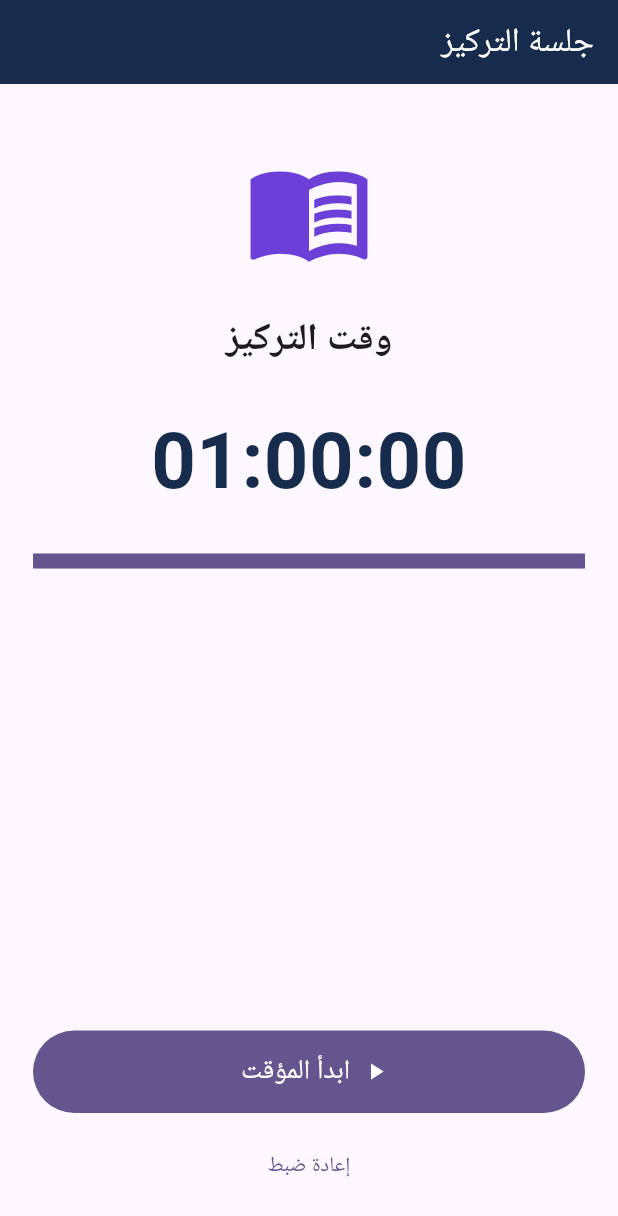
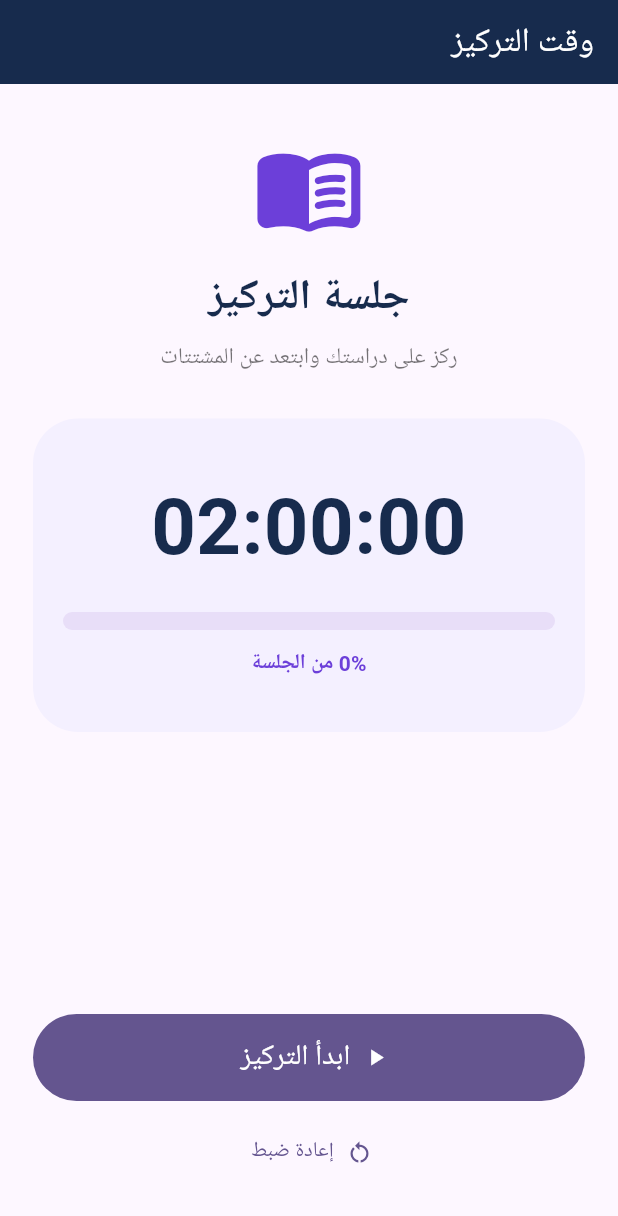
Before and after one commit to sbwrtly06-ship-it/almutafawiq, a Flutter app: the FocusScreen widget shown alone on an empty page, opened directly, on a phone screen of 412 x 824 dp. Shown: the top 1216 px of the screen. Run offline on Flutter 3.47's test engine with Material 3 defaults, Android fonts, the phone set to English and light mode, and no system bars; our stand-ins replace shared_preferences; accounts and stored records are empty; Roboto replaces fonts that are missing (Arial).

Commit message:
Improve focus timer and save study sessions

```diff
--- a/lib/main.dart
+++ b/lib/main.dart
@@ -427,10 +427,35 @@ class FocusScreen extends StatefulWidget {
 
 class _FocusScreenState extends State<FocusScreen> {
   Timer? timer;
-  int seconds = 60 * 60;
+
+  int totalSeconds = 120 * 60;
+  int remainingSeconds = 120 * 60;
+
   bool running = false;
+  bool loaded = false;
 
-  void toggle() {
+  @override
+  void initState() {
+    super.initState();
+    loadDuration();
+  }
+
+  Future<void> loadDuration() async {
+    final prefs = await SharedPreferences.getInstance();
+    final minutes = prefs.getInt('daily_goal_minutes') ?? 120;
+
+    if (!mounted) return;
+
+    setState(() {
+      totalSeconds = minutes * 60;
+      remainingSeconds = totalSeconds;
+      loaded = true;
+    });
+  }
+
+  void toggleTimer() {
+    if (!loaded) return;
+
     if (running) {
       timer?.cancel();
       setState(() => running = false);
@@ -440,34 +465,70 @@ class _FocusScreenState extends State<FocusScreen> {
     setState(() => running = true);
 
     timer = Timer.periodic(const Duration(seconds: 1), (_) {
-      if (seconds <= 1) {
+      if (remainingSeconds <= 1) {
         timer?.cancel();
+
         setState(() {
-          seconds = 0;
+          remainingSeconds = 0;
           running = false;
         });
+
+        saveSession();
       } else {
-        setState(() => seconds--);
+        setState(() => remainingSeconds--);
       }
     });
   }
 
-  void reset() {
+  Future<void> saveSession() async {
+    final prefs = await SharedPreferences.getInstance();
+
+    final completed =
+        prefs.getInt('completed_focus_minutes') ?? 0;
+
+    final studiedSeconds = totalSeconds - remainingSeconds;
+    final studiedMinutes = studiedSeconds ~/ 60;
+
+    await prefs.setInt(
+      'completed_focus_minutes',
+      completed + studiedMinutes,
+    );
+
+    await prefs.setString(
+      'last_focus_session',
+      DateTime.now().toIso8601String(),
+    );
+  }
+
+  Future<void> resetTimer() async {
     timer?.cancel();
+
+    await saveSession();
+
     setState(() {
-      seconds = 60 * 60;
+      remainingSeconds = totalSeconds;
       running = false;
     });
   }
 
-  String get timeText {
-    final h = seconds ~/ 3600;
-    final m = (seconds % 3600) ~/ 60;
-    final s = seconds % 60;
+  String formatTime() {
+    final hours = remainingSeconds ~/ 3600;
+    final minutes = (remainingSeconds % 3600) ~/ 60;
+    final seconds = remainingSeconds % 60;
 
-    return '${h.toString().padLeft(2, '0')}:'
-        '${m.toString().padLeft(2, '0')}:'
-        '${s.toString().padLeft(2, '0')}';
+    if (hours > 0) {
+      return '${hours.toString().padLeft(2, '0')}:'
+          '${minutes.toString().padLeft(2, '0')}:'
+          '${seconds.toString().padLeft(2, '0')}';
+    }
+
+    return '${minutes.toString().padLeft(2, '0')}:'
+        '${seconds.toString().padLeft(2, '0')}';
+  }
+
+  double get progress {
+    if (totalSeconds == 0) return 0;
+    return (totalSeconds - remainingSeconds) / totalSeconds;
   }
 
   @override
@@ -479,48 +540,111 @@ class _FocusScreenState extends State<FocusScreen> {
   @override
   Widget build(BuildContext context) {
     return Page(
-      title: 'جلسة التركيز',
+      title: 'وقت التركيز',
       child: Column(
         children: [
-          const SizedBox(height: 20),
-          const Icon(Icons.menu_book, size: 85, color: purple),
-          const SizedBox(height: 25),
+          const SizedBox(height: 10),
+
+          const Icon(
+            Icons.menu_book_rounded,
+            size: 75,
+            color: purple,
+          ),
+
+          const SizedBox(height: 15),
+
           const Text(
-            'وقت التركيز',
-            style: TextStyle(fontSize: 25, fontWeight: FontWeight.bold),
-          ),
-          const SizedBox(height: 25),
-          Text(
-            timeText,
-            style: const TextStyle(
-              fontSize: 52,
+            'جلسة التركيز',
+            style: TextStyle(
+              fontSize: 28,
               fontWeight: FontWeight.bold,
               color: navy,
             ),
           ),
-          const SizedBox(height: 25),
-          LinearProgressIndicator(
-            value: seconds / 3600,
-            minHeight: 10,
+
+          const SizedBox(height: 8),
+
+          const Text(
+            'ركز على دراستك وابتعد عن المشتتات',
+            textAlign: TextAlign.center,
+            style: TextStyle(
+              fontSize: 15,
+              color: Colors.black54,
+            ),
           ),
+
+          const SizedBox(height: 30),
+
+          Container(
+            width: double.infinity,
+            padding: const EdgeInsets.symmetric(
+              vertical: 35,
+              horizontal: 20,
+            ),
+            decoration: BoxDecoration(
+              color: lightPurple,
+              borderRadius: BorderRadius.circular(30),
+            ),
+            child: Column(
+              children: [
+                Text(
+                  loaded ? formatTime() : '--:--',
+                  style: const TextStyle(
+                    fontSize: 52,
+                    fontWeight: FontWeight.bold,
+                    color: navy,
+                  ),
+                ),
+
+                const SizedBox(height: 20),
+
+                ClipRRect(
+                  borderRadius: BorderRadius.circular(20),
+                  child: LinearProgressIndicator(
+                    value: progress,
+                    minHeight: 12,
+                  ),
+                ),
+
+                const SizedBox(height: 12),
+
+                Text(
+                  '${(progress * 100).round()}% من الجلسة',
+                  style: const TextStyle(
+                    color: purple,
+                    fontWeight: FontWeight.bold,
+                  ),
+                ),
+              ],
+            ),
+          ),
+
           const Spacer(),
+
           SizedBox(
             width: double.infinity,
-            height: 55,
+            height: 58,
             child: FilledButton.icon(
-              onPressed: toggle,
-              icon: Icon(running ? Icons.pause : Icons.play_arrow),
+              onPressed: toggleTimer,
+              icon: Icon(
+                running ? Icons.pause : Icons.play_arrow,
+              ),
               label: Text(
-                running ? 'إيقاف مؤقت' : 'ابدأ المؤقت',
-                style: const TextStyle(fontSize: 18),
+                running ? 'إيقاف مؤقت' : 'ابدأ التركيز',
+                style: const TextStyle(fontSize: 19),
               ),
             ),
           ),
-          const SizedBox(height: 12),
-          TextButton(
-            onPressed: reset,
-            child: const Text('إعادة ضبط'),
+
+          const SizedBox(height: 10),
+
+          TextButton.icon(
+            onPressed: resetTimer,
+            icon: const Icon(Icons.restart_alt),
+            label: const Text('إعادة ضبط'),
           ),
+
+          const SizedBox(height: 10),
         ],
       ),
     );
```
